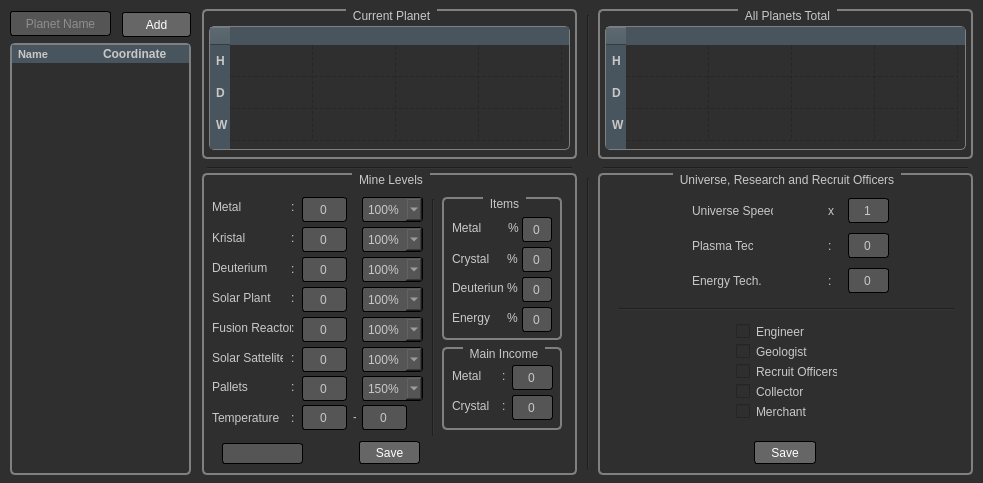
Qt form template/main.ui (niyazialpay/OGameMineProductionCalculator) before a commit.
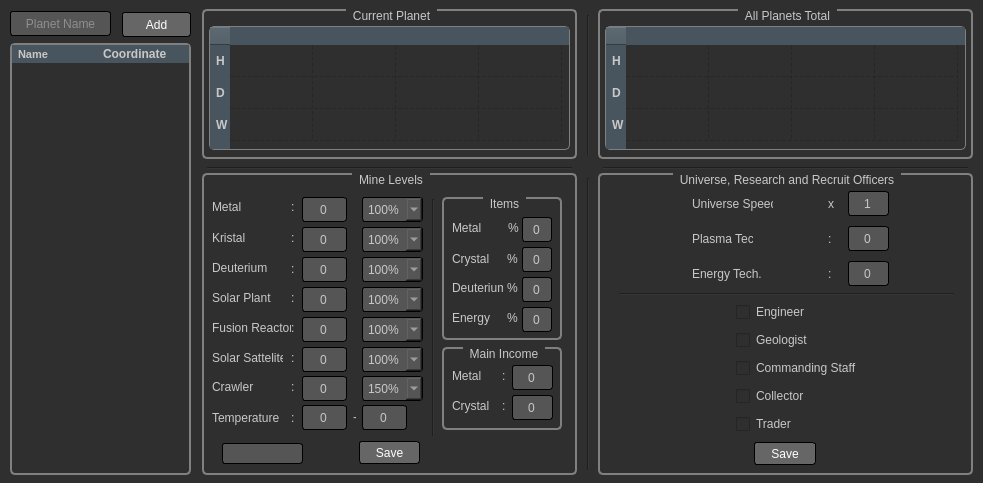
The same form after that commit. Icons and pictures are not drawn.

Diff of the .ui file:
```diff
--- a/template/main.ui
+++ b/template/main.ui
@@ -1262,7 +1262,7 @@
       </rect>
      </property>
      <property name="text">
-      <string>Pallets</string>
+      <string>Crawler</string>
      </property>
     </widget>
     <widget class="QLineEdit" name="lineEditPallets">
@@ -1324,7 +1324,7 @@
      <property name="geometry">
       <rect>
        <x>250</x>
-       <y>25</y>
+       <y>18</y>
        <width>41</width>
        <height>25</height>
       </rect>
@@ -1340,7 +1340,7 @@
      <property name="geometry">
       <rect>
        <x>94</x>
-       <y>30</y>
+       <y>23</y>
        <width>81</width>
        <height>16</height>
       </rect>
@@ -1353,7 +1353,7 @@
      <property name="geometry">
       <rect>
        <x>230</x>
-       <y>30</y>
+       <y>23</y>
        <width>8</width>
        <height>16</height>
       </rect>
@@ -1366,46 +1366,76 @@
      <property name="geometry">
       <rect>
        <x>138</x>
-       <y>190</y>
-       <width>101</width>
-       <height>17</height>
+       <y>183</y>
+       <width>143</width>
+       <height>24</height>
       </rect>
      </property>
      <property name="text">
-      <string>Recruit Officers</string>
+      <string>Commanding Staff</string>
+     </property>
+     <property name="icon">
+      <iconset>
+       <normaloff>img/commanding-staff.png</normaloff>img/commanding-staff.png</iconset>
+     </property>
+     <property name="iconSize">
+      <size>
+       <width>24</width>
+       <height>24</height>
+      </size>
      </property>
     </widget>
     <widget class="QCheckBox" name="checkBoxGeologist">
      <property name="geometry">
       <rect>
        <x>138</x>
-       <y>170</y>
-       <width>71</width>
-       <height>17</height>
+       <y>155</y>
+       <width>101</width>
+       <height>24</height>
       </rect>
      </property>
      <property name="text">
       <string>Geologist</string>
      </property>
+     <property name="icon">
+      <iconset>
+       <normaloff>img/geologist.png</normaloff>img/geologist.png</iconset>
+     </property>
+     <property name="iconSize">
+      <size>
+       <width>24</width>
+       <height>24</height>
+      </size>
+     </property>
     </widget>
     <widget class="QCheckBox" name="checkBoxEngineer">
      <property name="geometry">
       <rect>
        <x>138</x>
-       <y>150</y>
-       <width>91</width>
-       <height>17</height>
+       <y>127</y>
+       <width>95</width>
+       <height>24</height>
       </rect>
      </property>
      <property name="text">
       <string>Engineer</string>
      </property>
+     <property name="icon">
+      <iconset>
+       <normaloff>img/engineer.png</normaloff>img/engineer.png</iconset>
+     </property>
+     <property name="iconSize">
+      <size>
+       <width>24</width>
+       <height>24</height>
+      </size>
+     </property>
     </widget>
     <widget class="QPushButton" name="pushButtonSaveGlobalSettings">
      <property name="geometry">
       <rect>
        <x>156</x>
-       <y>268</y>
+       <y>269</y>
        <width>62</width>
        <height>23</height>
       </rect>
@@ -1418,7 +1448,7 @@
      <property name="geometry">
       <rect>
        <x>94</x>
-       <y>65</y>
+       <y>58</y>
        <width>61</width>
        <height>16</height>
       </rect>
@@ -1431,7 +1461,7 @@
      <property name="geometry">
       <rect>
        <x>230</x>
-       <y>65</y>
+       <y>58</y>
        <width>8</width>
        <height>16</height>
       </rect>
@@ -1444,7 +1474,7 @@
      <property name="geometry">
       <rect>
        <x>250</x>
-       <y>60</y>
+       <y>53</y>
        <width>41</width>
        <height>25</height>
       </rect>
@@ -1460,7 +1490,7 @@
      <property name="geometry">
       <rect>
        <x>21</x>
-       <y>135</y>
+       <y>120</y>
        <width>335</width>
        <height>3</height>
       </rect>
@@ -1473,33 +1503,53 @@
      <property name="geometry">
       <rect>
        <x>138</x>
-       <y>210</y>
+       <y>211</y>
        <width>101</width>
-       <height>17</height>
+       <height>24</height>
       </rect>
      </property>
      <property name="text">
       <string>Collector</string>
      </property>
+     <property name="icon">
+      <iconset>
+       <normaloff>img/collector.png</normaloff>img/collector.png</iconset>
+     </property>
+     <property name="iconSize">
+      <size>
+       <width>24</width>
+       <height>24</height>
+      </size>
+     </property>
     </widget>
     <widget class="QCheckBox" name="checkBoxMerchant">
      <property name="geometry">
       <rect>
        <x>138</x>
-       <y>230</y>
+       <y>239</y>
        <width>101</width>
-       <height>17</height>
+       <height>24</height>
       </rect>
      </property>
      <property name="text">
-      <string>Merchant</string>
+      <string>Trader</string>
+     </property>
+     <property name="icon">
+      <iconset>
+       <normaloff>img/trader.png</normaloff>img/trader.png</iconset>
+     </property>
+     <property name="iconSize">
+      <size>
+       <width>24</width>
+       <height>24</height>
+      </size>
      </property>
     </widget>
     <widget class="QLabel" name="label_12">
      <property name="geometry">
       <rect>
        <x>94</x>
-       <y>100</y>
+       <y>93</y>
        <width>71</width>
        <height>16</height>
       </rect>
@@ -1512,7 +1562,7 @@
      <property name="geometry">
       <rect>
        <x>230</x>
-       <y>100</y>
+       <y>93</y>
        <width>8</width>
        <height>16</height>
       </rect>
@@ -1525,7 +1575,7 @@
      <property name="geometry">
       <rect>
        <x>250</x>
-       <y>95</y>
+       <y>88</y>
        <width>41</width>
        <height>25</height>
       </rect>
```
Left out of the diff: 10 changed lines with no effect on the pictures.
